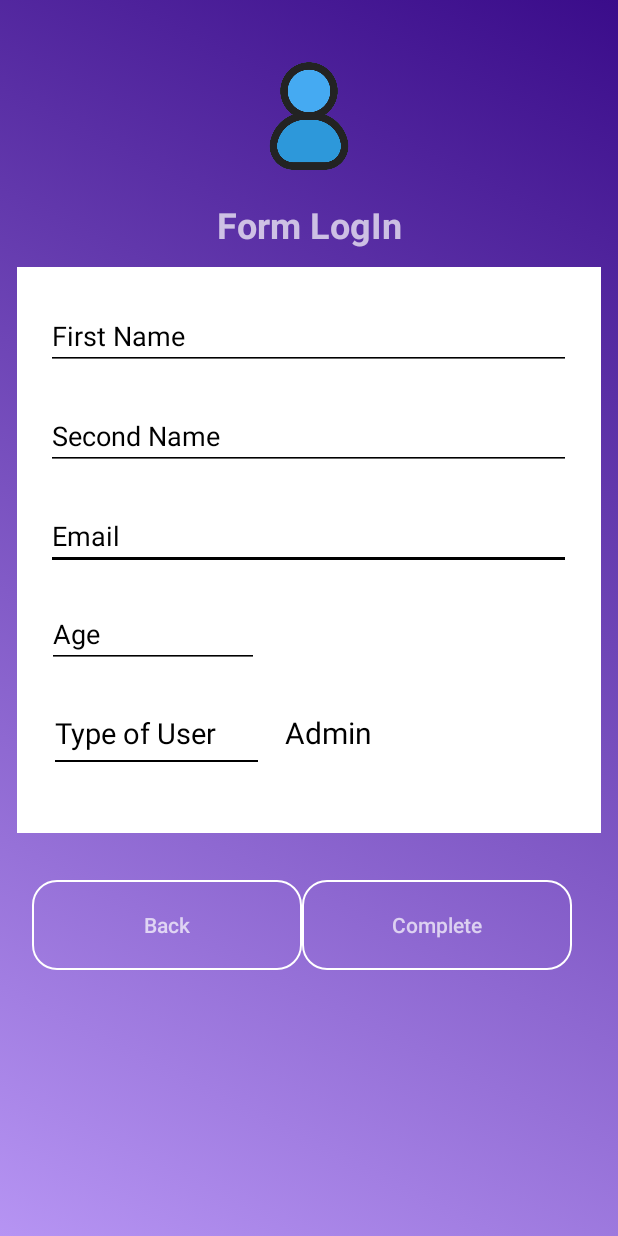
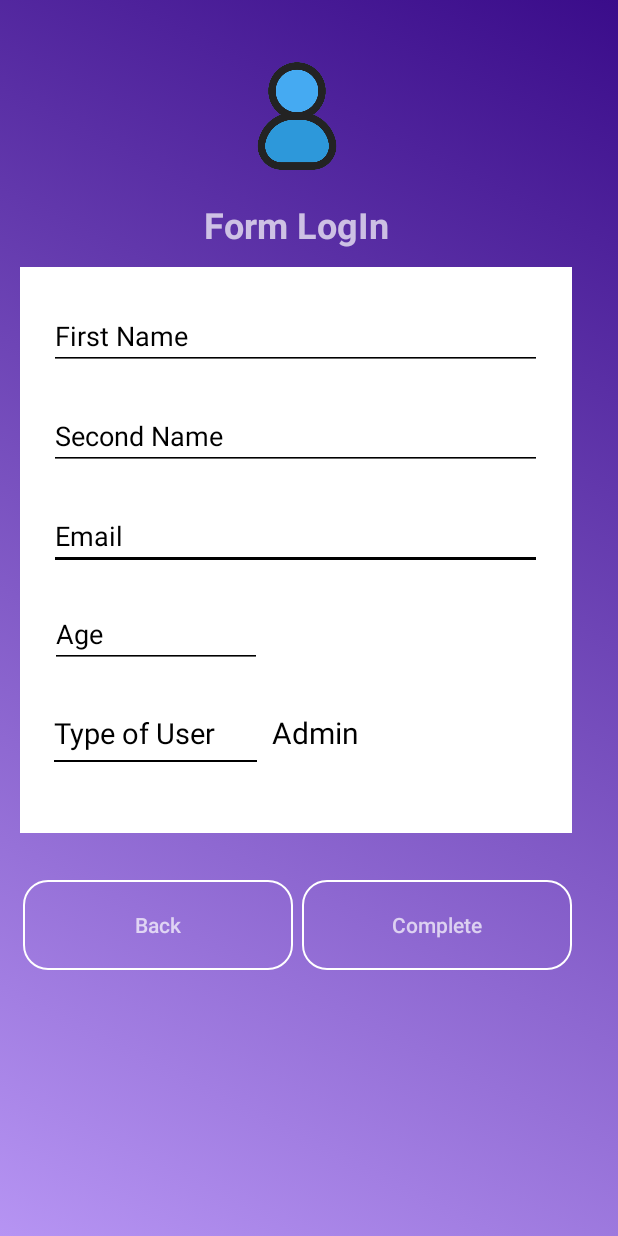
Before and after one commit to Carloslaink/MyApp, an Android app: the FormActivity screen opened directly, with no data from a screen before it, on a phone screen of 412 x 824 dp. Run offline under Robolectric (Android 15) with nearby library versions, the phone set to English and light mode, and no system bars.

Commit message:
9 7 2022

```diff
--- a/app/build.gradle
+++ b/app/build.gradle
@@ -29,10 +29,14 @@ android {
 
 dependencies {
 
+    //noinspection GradleCompatible
     implementation 'com.android.support:appcompat-v7:28.0.0'
     implementation 'com.android.support.constraint:constraint-layout:2.0.4'
+    implementation 'com.android.support:support-annotations:28.0.0'
     testImplementation 'junit:junit:4.13.2'
+    //noinspection GradleCompatible
     androidTestImplementation 'com.android.support.test:runner:1.0.2'
     androidTestImplementation 'com.android.support.test.espresso:espresso-core:3.0.2'
 
+
 }
--- a/app/src/main/res/layout/activity_form.xml
+++ b/app/src/main/res/layout/activity_form.xml
@@ -21,6 +21,18 @@
         app:layout_constraintTop_toTopOf="parent"
         app:layout_constraintVertical_bias="0.0">
 
+        <ImageView
+            android:id="@+id/imageView"
+            android:layout_width="93dp"
+            android:layout_height="80dp"
+            android:layout_marginTop="36dp"
+            android:contentDescription="@string/todo2"
+            app:layout_constraintEnd_toEndOf="parent"
+            app:layout_constraintHorizontal_bias="0.474"
+            app:layout_constraintStart_toStartOf="parent"
+            app:layout_constraintTop_toTopOf="parent"
+            app:srcCompat="@drawable/cuenta" />
+
         <TextView
             android:id="@+id/textView"
             android:layout_width="wrap_content"
@@ -32,27 +44,17 @@
             android:textSize="24sp"
             android:textStyle="bold"
             app:layout_constraintEnd_toEndOf="parent"
+            app:layout_constraintHorizontal_bias="0.472"
             app:layout_constraintStart_toStartOf="parent"
             app:layout_constraintTop_toBottomOf="@+id/imageView" />
 
-        <ImageView
-            android:id="@+id/imageView"
-            android:layout_width="93dp"
-            android:layout_height="80dp"
-            android:layout_marginTop="36dp"
-            android:contentDescription="@string/todo2"
-            app:layout_constraintEnd_toEndOf="parent"
-            app:layout_constraintStart_toStartOf="parent"
-            app:layout_constraintTop_toTopOf="parent"
-            app:srcCompat="@drawable/cuenta" />
-
         <android.support.constraint.ConstraintLayout
             android:id="@+id/constraintLayout"
-            android:layout_width="389dp"
+            android:layout_width="368dp"
             android:layout_height="377dp"
             android:layout_marginStart="12dp"
             android:layout_marginTop="12dp"
-            android:layout_marginEnd="12dp"
+            android:layout_marginEnd="29dp"
             android:layout_marginBottom="175dp"
             android:background="#FFFFFF"
             android:backgroundTint="#FFFFFF"
@@ -170,7 +172,7 @@
                 android:id="@+id/textView2"
                 android:layout_width="135dp"
                 android:layout_height="43dp"
-                android:layout_marginStart="8dp"
+                android:layout_marginStart="15dp"
                 android:layout_marginTop="20dp"
                 android:layout_marginBottom="41dp"
                 android:background="@drawable/buttom"
@@ -189,21 +191,23 @@
         <LinearLayout
             android:layout_width="389dp"
             android:layout_height="94dp"
-            android:layout_marginStart="10dp"
+            android:layout_marginStart="4dp"
             android:layout_marginTop="21dp"
-            android:layout_marginEnd="10dp"
+            android:layout_marginEnd="16dp"
             android:layout_marginBottom="60dp"
             android:orientation="horizontal"
             android:padding="10dp"
             app:layout_constraintBottom_toBottomOf="parent"
             app:layout_constraintEnd_toEndOf="parent"
             app:layout_constraintStart_toStartOf="parent"
-            app:layout_constraintTop_toBottomOf="@+id/constraintLayout">
+            app:layout_constraintTop_toBottomOf="@+id/constraintLayout"
+            app:layout_constraintVertical_bias="1.0">
 
             <Button
                 android:id="@+id/button6"
                 android:layout_width="180dp"
                 android:layout_height="60dp"
+                android:layout_marginRight="6dp"
                 android:background="@drawable/button_press"
                 android:hint="Back"
                 android:onClick="goBack" />
```
Also changed, not shown: gradle.properties (line endings or trailing spaces), gradle/wrapper/gradle-wrapper.properties.
